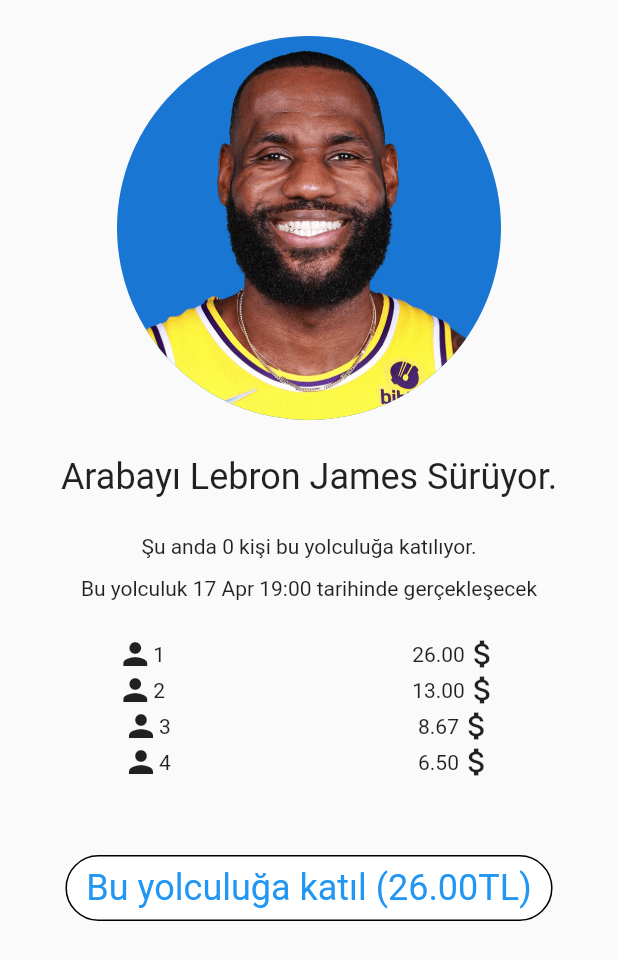
After one commit to Soomali/pooly_assignment, a Flutter app: the DriveDetails screen opened directly with sample values from the repository, on a phone screen of 412 x 824 dp. The commit adds this screen. Shown: the top 960 px of the screen. Run offline on Flutter 3.47's test engine with Material 2 defaults, Android fonts, the phone set to English and light mode, and no system bars; our stand-ins replace bloc, cloud_firestore, firebase_auth, firebase_core, flutter_bloc, formz and 2 more; missing offline and left inert: flutter_polyline_points, geoflutterfire, google_place; accounts and stored records are empty.

Commit message:
added hero widget and drive details page.

```diff
--- a/lib/main.dart
+++ b/lib/main.dart
@@ -42,12 +42,12 @@
             darkTheme: ThemeData(
                 colorScheme: ColorScheme(
                     brightness: Brightness.dark,
-                    primary: Colors.blue.shade100,
-                    onPrimary: Colors.black87,
+                    primary: Colors.blue,
+                    onPrimary: Colors.grey.shade900,
                     secondary: Colors.lightGreen.shade100,
                     onSecondary: Colors.black,
                     error: Colors.red,
-                    onError: Colors.blueGrey,
+                    onError: Colors.red,
                     background: Colors.black,
                     onBackground: Colors.black,
                     surface: Colors.grey.shade800,
--- /dev/null
+++ b/lib/views/driveDetails/drive_details.dart
@@ -0,0 +1,26 @@
+import 'dart:developer';
+
+import 'package:flutter/material.dart';
+import 'package:intl/intl.dart';
+import 'package:pooly_test/views/map/map_page.dart';
+import 'package:pooly_test/views/search/search_page.dart';
+import '../../entities/entities.dart';
+part 'drive_page.dart';
+
+class DriveDetails extends StatelessWidget {
+  final Drive drive;
+  const DriveDetails({Key? key, required this.drive}) : super(key: key);
+
+  @override
+  Widget build(BuildContext context) {
+    return SafeArea(
+      child: Scaffold(
+        body: Hero(
+            tag: 'drive',
+            child: DrivePage(
+              drive: drive,
+            )),
+      ),
+    );
+  }
+}
--- /dev/null
+++ b/lib/views/driveDetails/drive_page.dart
@@ -0,0 +1,78 @@
+part of 'drive_details.dart';
+
+class DrivePage extends StatelessWidget {
+  final Drive drive;
+  const DrivePage({Key? key, required this.drive}) : super(key: key);
+
+  @override
+  Widget build(BuildContext context) {
+    const seperator = SizedBox(
+      height: 24,
+    );
+
+    return Padding(
+      padding: const EdgeInsets.only(top: 24),
+      child: Column(
+        children: [
+          CircleAvatar(
+            backgroundImage:
+                AssetImage('assets/images/${drive.driver.photoUrl!}'),
+            radius: 128,
+          ),
+          seperator,
+          Text(
+            'Arabayı ${drive.driver.name} ${drive.driver.surname} Sürüyor.',
+            style: Theme.of(context).textTheme.headline5,
+          ),
+          seperator,
+          Text(
+            'Şu anda ${drive.passengers.length} kişi bu yolculuğa katılıyor.',
+            textAlign: TextAlign.center,
+          ),
+          const SizedBox(
+            height: 12,
+          ),
+          Text(
+            'Bu yolculuk ${DateFormat("dd MMM HH:mm").format(drive.startTime)} tarihinde gerçekleşecek',
+            textAlign: TextAlign.center,
+          ),
+          seperator,
+          Align(
+            alignment: Alignment.center,
+            child: Column(
+              children: [
+                ...List.generate(
+                    4,
+                    (index) => DrivePriceData(
+                          passengerCount: index + 1,
+                          price: drive.price / (index + 1),
+                          seperator: SizedBox(
+                              width: MediaQuery.of(context).size.width * .4),
+                        )),
+              ],
+            ),
+          ),
+          seperator,
+          seperator,
+          TextButton(
+              style: TextButton.styleFrom(
+                backgroundColor: Theme.of(context).colorScheme.onPrimary,
+                shape: RoundedRectangleBorder(
+                    borderRadius: BorderRadius.circular(24),
+                    side: BorderSide()),
+              ),
+              onPressed: () {
+                log('reserve');
+              },
+              child: Text(
+                ' Bu yolculuğa katıl (${(drive.price / (drive.passengers.length + 1)).toStringAsFixed(2)}TL) ',
+                style: Theme.of(context)
+                    .textTheme
+                    .headline5
+                    ?.copyWith(color: Theme.of(context).colorScheme.primary),
+              ))
+        ],
+      ),
+    );
+  }
+}
--- a/lib/views/map/drive_area.dart
+++ /dev/null
@@ -1 +0,0 @@
-part of 'map_page.dart';
--- a/lib/views/map/drive_details.dart
+++ b/lib/views/map/drive_details.dart
@@ -12,24 +12,9 @@
       crossAxisAlignment: CrossAxisAlignment.center,
       children: [
         Text('Sürücü: ${drive.driver.name} ${drive.driver.surname}'),
-        Row(
-          mainAxisSize: MainAxisSize.max,
-          mainAxisAlignment: MainAxisAlignment.start,
-          children: [
-            Row(
-              children: [
-                Icon(Icons.person),
-                Text('${drive.passengers.length}'),
-              ],
-            ),
-            SizedBox(width: MediaQuery.of(context).size.width * 0.06),
-            Row(
-              children: [
-                Text('${drive.price / (drive.passengers.length + 1)}'),
-                Icon(Icons.attach_money),
-              ],
-            )
-          ],
+        DrivePriceData(
+          passengerCount: drive.passengers.length,
+          price: drive.price / (drive.passengers.length + 1),
         ),
         Text('${DateFormat('dd MMM HH:mm ').format(drive.startTime)}'),
       ],
@@ -60,3 +45,38 @@
     );
   }
 }
+
+class DrivePriceData extends StatelessWidget {
+  final Widget? seperator;
+  const DrivePriceData(
+      {Key? key,
+      required this.price,
+      required this.passengerCount,
+      this.seperator})
+      : super(key: key);
+  final double price;
+  final int passengerCount;
+
+  @override
+  Widget build(BuildContext context) {
+    return Row(
+      mainAxisSize: MainAxisSize.min,
+      mainAxisAlignment: MainAxisAlignment.start,
+      children: [
+        Row(
+          children: [
+            Icon(Icons.person),
+            Text('$passengerCount'),
+          ],
+        ),
+        seperator ?? SizedBox(width: MediaQuery.of(context).size.width * 0.06),
+        Row(
+          children: [
+            Text(price.toStringAsFixed(2)),
+            Icon(Icons.attach_money),
+          ],
+        )
+      ],
+    );
+  }
+}
--- a/lib/views/map/map_page.dart
+++ b/lib/views/map/map_page.dart
@@ -5,6 +5,7 @@
 import 'package:google_maps_flutter/google_maps_flutter.dart';
 import 'package:intl/intl.dart';
 import 'package:pooly_test/repos/user/user_repository.dart';
+import 'package:pooly_test/views/driveDetails/drive_details.dart';
 import 'package:pooly_test/views/search/search_page.dart';
 import '../../bloc/map/map_bloc.dart';
 import '../../entities/entities.dart';
@@ -13,7 +14,6 @@
 import '../../entities/entities.dart' as ent;
 part 'drive_details.dart';
 part 'drive_container.dart';
-part 'drive_area.dart';
 part 'map_container.dart';
 
 class MapPage extends StatelessWidget {
@@ -27,7 +27,13 @@
       child: BlocProvider(
         create: (context) => MapBloc(repo),
         child: SafeArea(
-          child: BlocBuilder<MapBloc, MapState>(
+          child: BlocConsumer<MapBloc, MapState>(
+            listener: (context, state) {
+              if (state is MapDriveConfirmed) {
+                Navigator.of(context).push(MaterialPageRoute(
+                    builder: (context) => DriveDetails(drive: state.drive)));
+              }
+            },
             buildWhen: ((previous, current) =>
                 !(previous is MapInitial && current is SearchRequested)),
             builder: (context, state) {
--- a/pubspec.yaml
+++ b/pubspec.yaml
@@ -77,7 +77,7 @@
      - assets/images/kevin.png
      - assets/images/lebron.png
      - assets/images/logo.png
-     - assets/images/steph.png
+     - assets/images/stephen.png
 
   # An image asset can refer to one or more resolution-specific "variants", see
   # https://flutter.dev/assets-and-images/#resolution-aware.
```
Also changed, not shown: assets/images/stephen.png (renamed from assets/images/steph.png).
